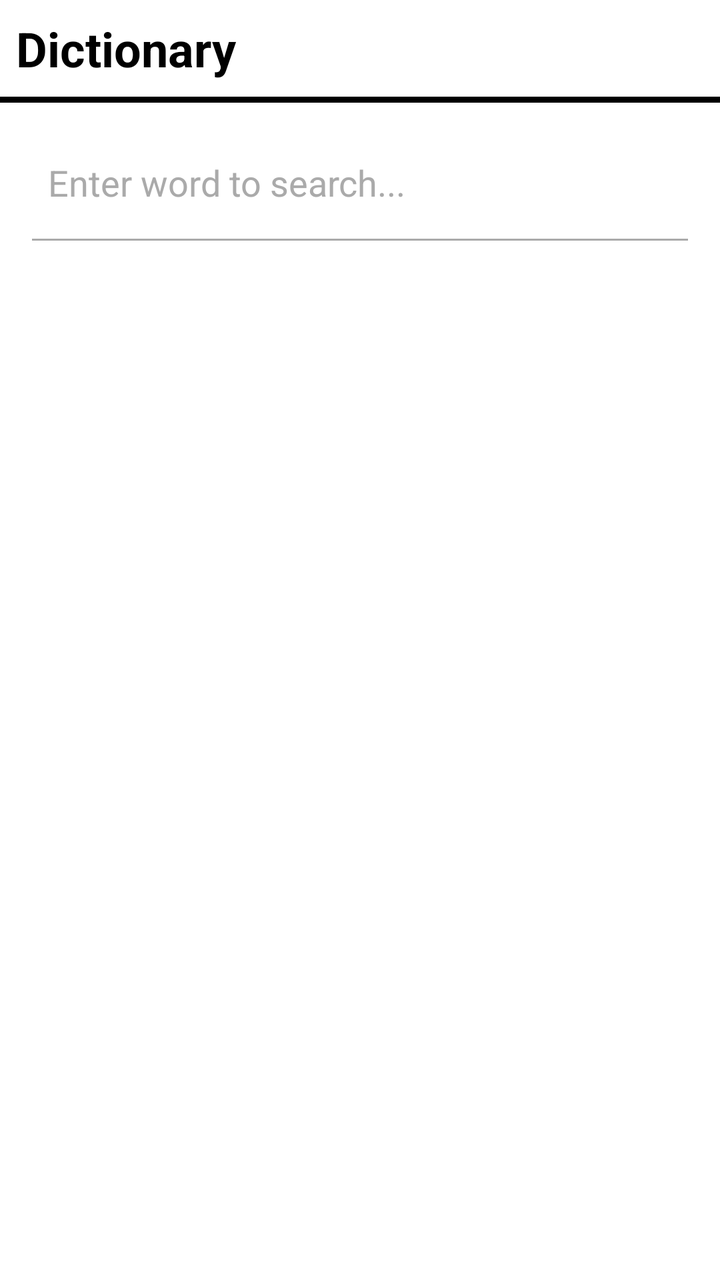
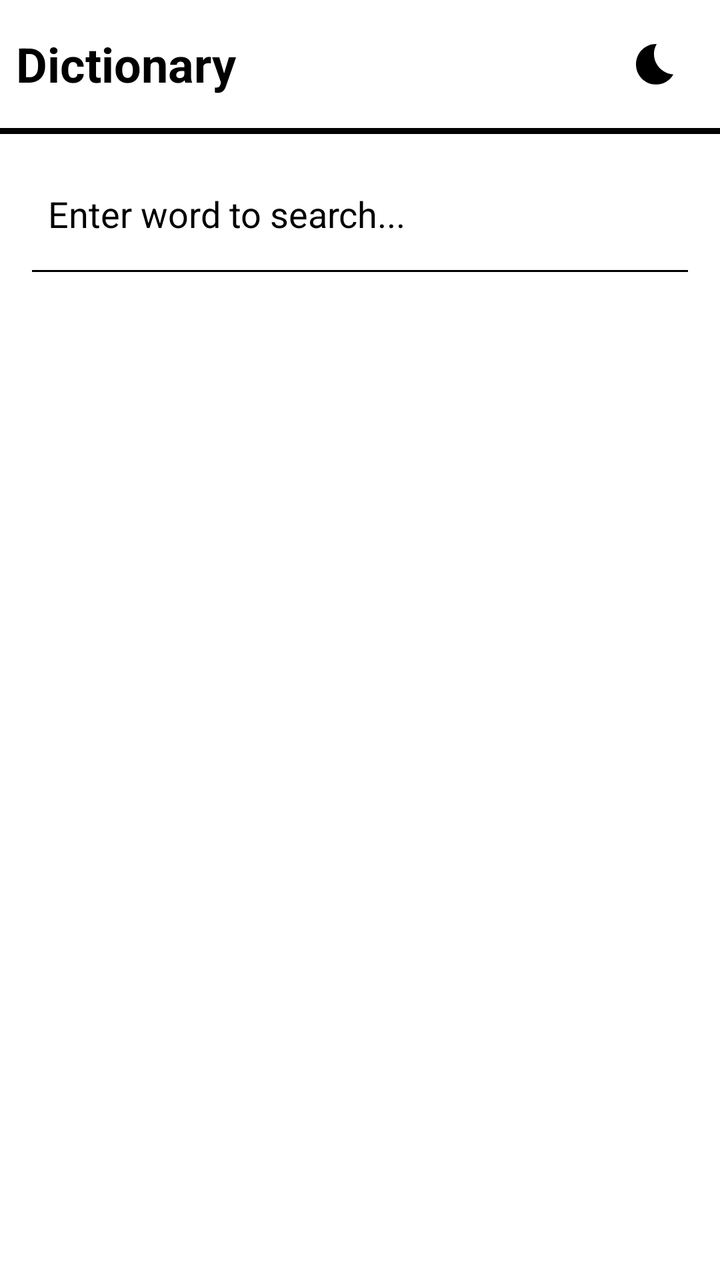

Two renders of the same Android screen: before a commit and after it. Below are the layout's source before the change and the commit's diff.
<!-- AndroidManifest.xml: activity theme Theme.Dictionary -->
<!-- res/layout/activity_main.xml -->
<?xml version="1.0" encoding="utf-8"?>
<LinearLayout xmlns:android="http://schemas.android.com/apk/res/android"
    xmlns:app="http://schemas.android.com/apk/res-auto"
    xmlns:tools="http://schemas.android.com/tools"
    android:layout_width="match_parent"
    android:layout_height="match_parent"
    android:orientation="vertical"
    android:background="@android:color/white"
    tools:context=".MainActivity">

    
    <LinearLayout
        android:id="@+id/topPanel"
        android:layout_width="match_parent"
        android:layout_height="wrap_content"
        android:orientation="horizontal"
        android:background="@android:color/white"
        android:padding="8dp">

        
        <TextView
            android:id="@+id/tvDictionaryLabel"
            android:layout_width="wrap_content"
            android:layout_weight="1"
            android:layout_height="match_parent"
            android:text="@string/app_name"
            android:textSize="24sp"
            android:textStyle="bold"
            android:textColor="@android:color/black"
            android:gravity="start|center" />

    </LinearLayout>

    
    <View
        android:layout_width="match_parent"
        android:layout_height="3dp"
        android:background="@android:color/black" />

    
    <LinearLayout
        android:id="@+id/searchSection"
        android:layout_width="match_parent"
        android:layout_height="wrap_content"
        android:orientation="vertical"
        android:padding="16dp"
        android:visibility="visible">

        <EditText
            android:id="@+id/etSearchInput"
            android:layout_width="match_parent"
            android:layout_height="wrap_content"
            android:hint="@string/enter_word_hint"
            android:textSize="18sp"
            android:textColor="@android:color/black"
            android:textColorHint="@android:color/darker_gray"
            android:background="@android:color/transparent"
            android:padding="8dp"
            android:imeOptions="actionSearch"
            android:inputType="text"
            android:maxLines="1"
            android:minHeight="48dp"/>

        
        <View
            android:layout_width="match_parent"
            android:layout_height="1dp"
            android:background="@android:color/darker_gray"
            android:layout_marginTop="4dp" />

    </LinearLayout>

    
    <ScrollView
        android:id="@+id/searchResultsSection"
        android:layout_width="match_parent"
        android:layout_height="0dp"
        android:layout_weight="1"
        android:padding="16dp"

        android:visibility="gone">

        <LinearLayout
            android:layout_width="match_parent"
            android:layout_height="wrap_content"
            android:orientation="vertical">

            
            <TextView
                android:id="@+id/tvSearchedWord"
                android:layout_width="match_parent"
                android:layout_height="wrap_content"
                android:textSize="22sp"
                android:textStyle="bold"
                android:textColor="@android:color/black"
                android:layout_marginBottom="16dp"
                android:visibility="gone" />

            
            <TextView
                android:id="@+id/tvDefinition"
                android:layout_width="match_parent"
                android:layout_height="wrap_content"
                android:textSize="16sp"
                android:textColor="@android:color/black"
                android:lineSpacingExtra="4dp"
                android:visibility="gone" />

            
            <TextView
                android:id="@+id/tvNoResults"
                android:layout_width="match_parent"
                android:layout_height="wrap_content"
                android:text="@string/word_not_found"
                android:textSize="16sp"
                android:textColor="@android:color/darker_gray"
                android:gravity="center"
                android:layout_marginTop="32dp"
                android:visibility="gone" />

        </LinearLayout>

    </ScrollView>

    
    <FrameLayout
        android:id="@+id/welcomeContainer"
        android:layout_width="match_parent"
        android:layout_height="0dp"
        android:layout_weight="1"
        android:padding="16dp">

    </FrameLayout>

</LinearLayout>
<!-- resources referenced by this layout -->
<resources>
  <string name="app_name">Dictionary</string>
  <string name="enter_word_hint">Enter word to search...</string>
  <string name="word_not_found">Word not found in dictionary</string>
  <style name="Theme.Dictionary" parent="Theme.MaterialComponents.Light.DarkActionBar">
          
          <item name="colorPrimary">@android:color/black</item>
          <item name="colorPrimaryVariant">@android:color/black</item>
          <item name="colorOnPrimary">@android:color/white</item>
          
          <item name="colorSecondary">@android:color/darker_gray</item>
          <item name="colorSecondaryVariant">@android:color/darker_gray</item>
          <item name="colorOnSecondary">@android:color/white</item>
          
          <item name="android:statusBarColor">@android:color/white</item>
          <item name="android:windowLightStatusBar">true</item>
          
          <item name="android:windowBackground">@android:color/white</item>
          
          <item name="android:textColor">@android:color/black</item>
          
          <item name="android:windowAnimationStyle">@null</item>
          
          <item name="actionBarStyle">@style/CustomActionBar</item>
          
          <item name="windowActionBar">false</item>
          <item name="windowNoTitle">true</item>
      </style>
  <style name="CustomActionBar" parent="Widget.MaterialComponents.ActionBar.Primary">
          <item name="android:background">@android:color/white</item>
          <item name="titleTextColor">@android:color/black</item>
      </style>
</resources>

<!-- the commit's change to res/layout/activity_main.xml (unified diff, before → after) -->
@@ -5,7 +5,7 @@
     android:layout_width="match_parent"
     android:layout_height="match_parent"
     android:orientation="vertical"
-    android:background="@android:color/white"
+    android:background="?android:attr/colorBackground"
     tools:context=".MainActivity">
 
     
@@ -14,20 +14,30 @@
         android:layout_width="match_parent"
         android:layout_height="wrap_content"
         android:orientation="horizontal"
-        android:background="@android:color/white"
+        android:background="?android:attr/colorBackground"
         android:padding="8dp">
 
         
         <TextView
             android:id="@+id/tvDictionaryLabel"
-            android:layout_width="wrap_content"
+            android:layout_width="0dp"
             android:layout_weight="1"
             android:layout_height="match_parent"
             android:text="@string/app_name"
             android:textSize="24sp"
             android:textStyle="bold"
-            android:textColor="@android:color/black"
+            android:textColor="?android:attr/textColorPrimary"
             android:gravity="start|center" />
+
+        
+        <ImageButton
+            android:id="@+id/btnThemeToggle"
+            android:layout_width="48dp"
+            android:layout_height="48dp"
+            android:background="?android:attr/selectableItemBackgroundBorderless"
+            android:src="@drawable/ic_dark_mode"
+            android:contentDescription="@string/toggle_theme"
+            android:scaleType="center" />
 
     </LinearLayout>
 
@@ -35,7 +45,7 @@
     <View
         android:layout_width="match_parent"
         android:layout_height="3dp"
-        android:background="@android:color/black" />
+        android:background="?android:attr/textColorPrimary" />
 
     
     <LinearLayout
@@ -52,8 +62,8 @@
             android:layout_height="wrap_content"
             android:hint="@string/enter_word_hint"
             android:textSize="18sp"
-            android:textColor="@android:color/black"
-            android:textColorHint="@android:color/darker_gray"
+            android:textColor="?android:attr/textColorPrimary"
+            android:textColorHint="?android:attr/textColorSecondary"
             android:background="@android:color/transparent"
             android:padding="8dp"
             android:imeOptions="actionSearch"
@@ -65,7 +75,7 @@
         <View
             android:layout_width="match_parent"
             android:layout_height="1dp"
-            android:background="@android:color/darker_gray"
+            android:background="?android:attr/textColorSecondary"
             android:layout_marginTop="4dp" />
 
     </LinearLayout>
@@ -92,7 +102,7 @@
                 android:layout_height="wrap_content"
                 android:textSize="22sp"
                 android:textStyle="bold"
-                android:textColor="@android:color/black"
+                android:textColor="?android:attr/textColorPrimary"
                 android:layout_marginBottom="16dp"
                 android:visibility="gone" />
 
@@ -102,7 +112,7 @@
                 android:layout_width="match_parent"
                 android:layout_height="wrap_content"
                 android:textSize="16sp"
-                android:textColor="@android:color/black"
+                android:textColor="?android:attr/textColorPrimary"
                 android:lineSpacingExtra="4dp"
                 android:visibility="gone" />
 
@@ -113,7 +123,7 @@
                 android:layout_height="wrap_content"
                 android:text="@string/word_not_found"
                 android:textSize="16sp"
-                android:textColor="@android:color/darker_gray"
+                android:textColor="?android:attr/textColorSecondary"
                 android:gravity="center"
                 android:layout_marginTop="32dp"
                 android:visibility="gone" />
<!-- resource entries referenced after the edit -->
@@ -1,9 +1,20 @@
 <!-- resources referenced by this layout -->
 <resources>
+  <!-- drawable ic_dark_mode (drawable) -->
+  <vector xmlns:android="http://schemas.android.com/apk/res/android"
+      android:width="24dp"
+      android:height="24dp"
+      android:viewportWidth="24"
+      android:viewportHeight="24">
+      <path
+          android:fillColor="?android:attr/textColorPrimary"
+          android:pathData="M12.34,2.02C6.59,1.82 2,6.42 2,12.25c0,5.52 4.48,10 10,10c3.71,0 6.93,-2.02 8.66,-5.02C13.15,16.73 8.57,8.55 12.34,2.02z"/>
+  </vector>
   <string name="app_name">Dictionary</string>
   <string name="enter_word_hint">Enter word to search...</string>
+  <string name="toggle_theme">Toggle theme</string>
   <string name="word_not_found">Word not found in dictionary</string>
-  <style name="Theme.Dictionary" parent="Theme.MaterialComponents.Light.DarkActionBar">
+  <style name="Theme.Dictionary" parent="Theme.MaterialComponents.DayNight.DarkActionBar">
           
           <item name="colorPrimary">@android:color/black</item>
           <item name="colorPrimaryVariant">@android:color/black</item>
@@ -13,12 +24,15 @@
           <item name="colorSecondaryVariant">@android:color/darker_gray</item>
           <item name="colorOnSecondary">@android:color/white</item>
           
-          <item name="android:statusBarColor">@android:color/white</item>
+          <item name="android:statusBarColor">@color/light_background</item>
           <item name="android:windowLightStatusBar">true</item>
           
-          <item name="android:windowBackground">@android:color/white</item>
+          <item name="android:windowBackground">@color/light_background</item>
+          <item name="android:colorBackground">@color/light_background</item>
           
-          <item name="android:textColor">@android:color/black</item>
+          <item name="android:textColor">@color/light_text_primary</item>
+          <item name="android:textColorPrimary">@color/light_text_primary</item>
+          <item name="android:textColorSecondary">@color/light_text_secondary</item>
           
           <item name="android:windowAnimationStyle">@null</item>
           
@@ -27,9 +41,12 @@
           <item name="windowActionBar">false</item>
           <item name="windowNoTitle">true</item>
       </style>
+  <color name="light_background">#FFFFFFFF</color>
+  <color name="light_text_primary">#FF000000</color>
+  <color name="light_text_secondary">#FF000000</color>
   <style name="CustomActionBar" parent="Widget.MaterialComponents.ActionBar.Primary">
-          <item name="android:background">@android:color/white</item>
-          <item name="titleTextColor">@android:color/black</item>
+          <item name="android:background">@color/light_background</item>
+          <item name="titleTextColor">@color/light_text_primary</item>
       </style>
 </resources>
 
